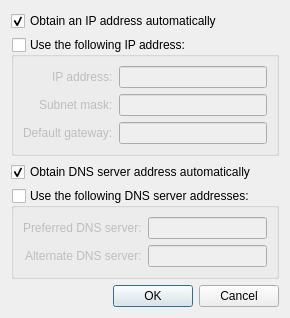
Old version of the form manager/ipv4configurationdialog.ui in the repository OSSystems/qconnman-ui.
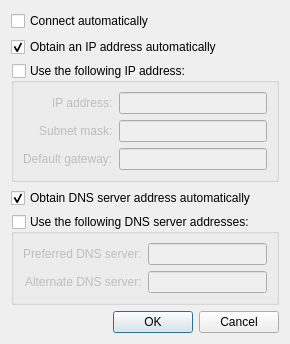
New version of the form.

Commit message: Added option to auto-connect service

Patch:
```diff
--- a/manager/ipv4configurationdialog.ui
+++ b/manager/ipv4configurationdialog.ui
@@ -14,6 +14,13 @@
    <string notr="true">Advanced</string>
   </property>
   <layout class="QVBoxLayout" name="verticalLayout">
+   <item>
+    <widget class="QCheckBox" name="autoConnect">
+     <property name="text">
+      <string>Connect automatically</string>
+     </property>
+    </widget>
+   </item>
    <item>
     <widget class="QCheckBox" name="autoIpAddress">
      <property name="text">
```
The commit also changes 2 other files.
